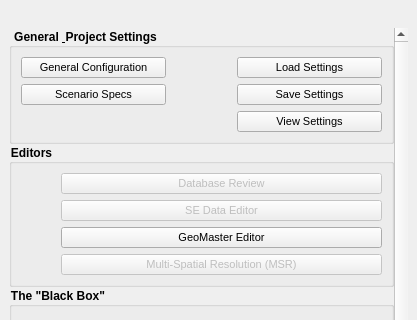
The window that tsm_panel_add_more2_v6.ui (TSMv6/tsm_panel) describes before a commit, drawn with Qt 5; both pictures show x 0 to 417 and y 0 to 320 of the 417 by 816 pixel window.
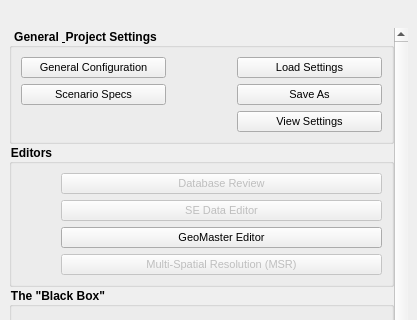
The same window after the commit. Icons and pictures are not drawn. Custom widgets are drawn as their Qt base class.

Commit message: Fix scenario_settings_file not tracking the opened file; relabel Save -> Save As

What changed in the file:
```diff
--- a/tsm_panel_add_more2_v6.ui
+++ b/tsm_panel_add_more2_v6.ui
@@ -148,7 +148,7 @@
               <item row="2" column="2">
                <widget class="QPushButton" name="pushButton_saveSettings">
                 <property name="text">
-                 <string>Save Settings</string>
+                 <string>Save As</string>
                 </property>
                </widget>
               </item>
```
The commit also changes 2 other files.
